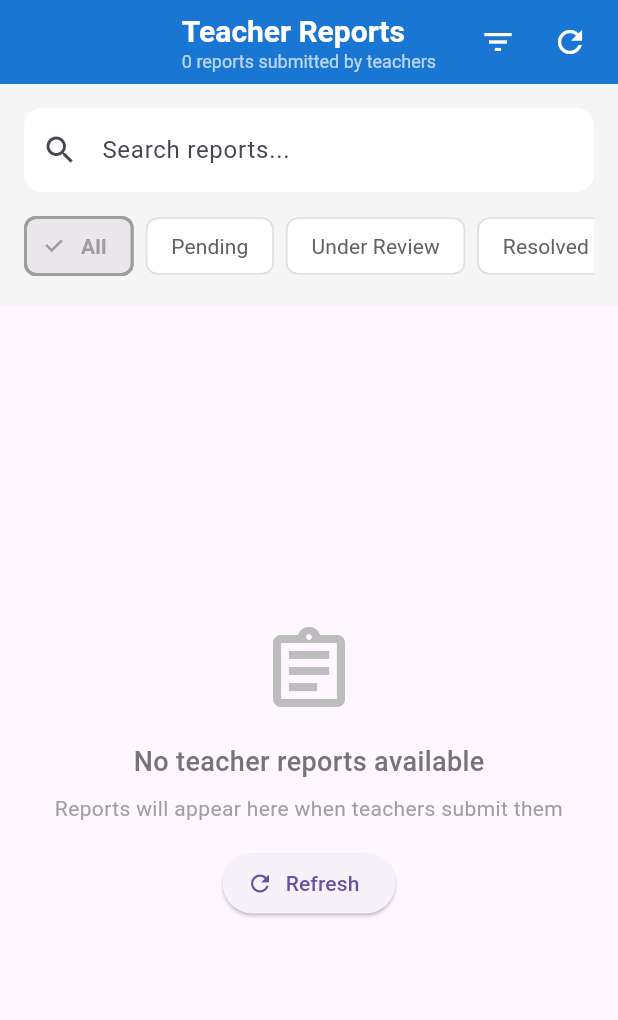
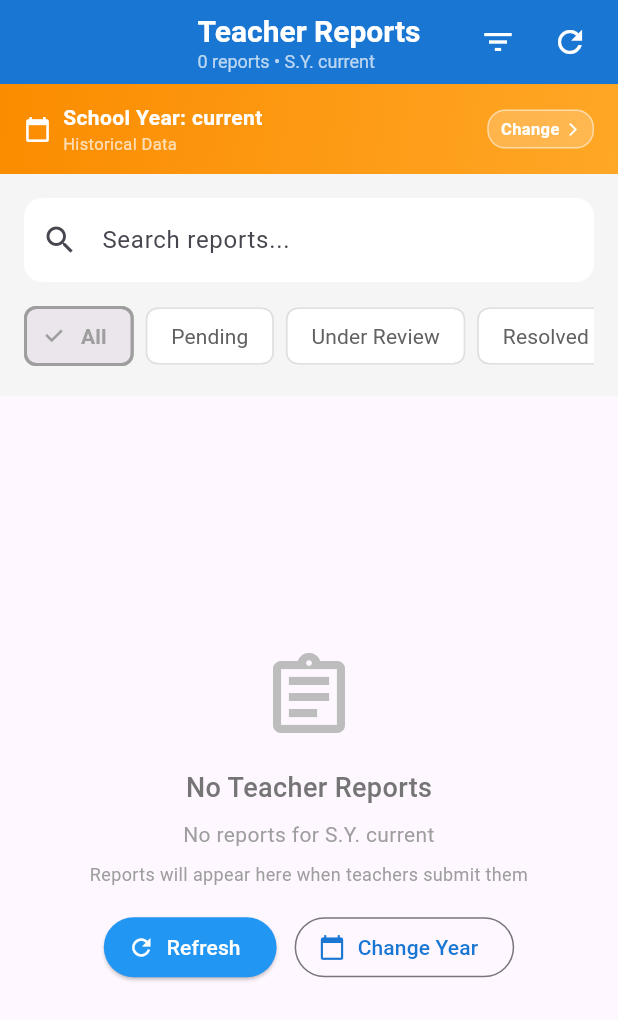
Before and after one commit to MarkJustine28/capstone, a Flutter app: the TeacherReportsPage screen opened by its route, on a phone screen of 412 x 824 dp. Shown: the top 1020 px of the screen. Run offline on Flutter 3.47's test engine with Material 3 defaults, Android fonts, the phone set to English and light mode, and no system bars; our stand-ins replace flutter_dotenv, shared_preferences; accounts and stored records are empty.

Commit message:
Add school year banner to Teacher Reports page
Updates:
- Added SchoolYearBanner widget at top of page
- Shows current school year filter prominently
- Updated AppBar subtitle to show report count and school year
- Updated empty state to show school year-specific messages
- Added 'Change Year' button in empty state to quickly switch years
- Improved empty state with contextual information

Teacher reports page now clearly shows which school year data is displayed.
Counselors can easily change the year filter from the banner or empty state.

```diff
--- a/lib/features/counselor/pages/teacher_reports_page.dart
+++ b/lib/features/counselor/pages/teacher_reports_page.dart
@@ -2,6 +2,8 @@ import 'package:flutter/material.dart';
 import 'package:provider/provider.dart';
 import 'package:intl/intl.dart';
 import '../../../providers/counselor_provider.dart';
+import '../../../widgets/school_year_banner.dart'; // ✅ ADD THIS IMPORT
+import '../../../config/routes.dart';
 
 class TeacherReportsPage extends StatefulWidget {
   const TeacherReportsPage({Key? key}) : super(key: key);
@@ -666,6 +668,7 @@ IconData _getStatusIcon(String status) {
       builder: (context, provider, child) {
         final filteredReports = _getFilteredReports();
         final isLoading = provider.isLoading;
+        final schoolYear = provider.selectedSchoolYear;
 
         return Scaffold(
           appBar: AppBar(
@@ -682,7 +685,7 @@ IconData _getStatusIcon(String status) {
                   ),
                 ),
                 Text(
-                  '${filteredReports.length} reports submitted by teachers',
+                  '${filteredReports.length} reports • S.Y. $schoolYear', // ✅ Added school year
                   style: const TextStyle(
                     color: Colors.white70,
                     fontSize: 12,
@@ -719,6 +722,9 @@ IconData _getStatusIcon(String status) {
           ),
           body: Column(
             children: [
+              // ✅ NEW: School Year Banner
+              const SchoolYearBanner(),
+
               // Search Bar
               Container(
                 padding: const EdgeInsets.all(16),
@@ -749,7 +755,7 @@ IconData _getStatusIcon(String status) {
                         children: [
                           _buildFilterChip('All', 'all', Colors.grey),
                           _buildFilterChip('Pending', 'pending', Colors.orange),
-                          _buildFilterChip('Under Review', 'under_review', Colors.blue),  // ✅ Changed
+                          _buildFilterChip('Under Review', 'under_review', Colors.blue),
                           _buildFilterChip('Resolved', 'resolved', Colors.green),
                           _buildFilterChip('Dismissed', 'dismissed', Colors.red),
                         ],
@@ -773,7 +779,7 @@ IconData _getStatusIcon(String status) {
                         ),
                       )
                     : filteredReports.isEmpty
-                        ? _buildEmptyState()
+                        ? _buildEmptyState(schoolYear) // ✅ Pass school year
                         : RefreshIndicator(
                             onRefresh: _fetchReports,
                             child: ListView.builder(
@@ -837,7 +843,7 @@ IconData _getStatusIcon(String status) {
     );
   }
 
-  Widget _buildEmptyState() {
+  Widget _buildEmptyState(String schoolYear) {
     return Center(
       child: Column(
         mainAxisAlignment: MainAxisAlignment.center,
@@ -847,7 +853,7 @@ IconData _getStatusIcon(String status) {
           Text(
             _searchQuery.isNotEmpty
                 ? 'No reports match your search'
-                : 'No teacher reports available',
+                : 'No Teacher Reports',
             style: TextStyle(
               fontSize: 18,
               color: Colors.grey.shade600,
@@ -856,15 +862,44 @@ IconData _getStatusIcon(String status) {
           ),
           const SizedBox(height: 8),
           Text(
-            "Reports will appear here when teachers submit them",
+            schoolYear == 'all'
+                ? 'No reports available across all years'
+                : 'No reports for S.Y. $schoolYear',
             style: TextStyle(color: Colors.grey.shade500),
             textAlign: TextAlign.center,
           ),
+          const SizedBox(height: 8),
+          Text(
+            "Reports will appear here when teachers submit them",
+            style: TextStyle(color: Colors.grey.shade500, fontSize: 12),
+            textAlign: TextAlign.center,
+          ),
           const SizedBox(height: 16),
-          ElevatedButton.icon(
-            onPressed: _fetchReports,
-            icon: const Icon(Icons.refresh),
-            label: const Text('Refresh'),
+          Row(
+            mainAxisAlignment: MainAxisAlignment.center,
+            children: [
+              ElevatedButton.icon(
+                onPressed: _fetchReports,
+                icon: const Icon(Icons.refresh),
+                label: const Text('Refresh'),
+                style: ElevatedButton.styleFrom(
+                  backgroundColor: Colors.blue,
+                  foregroundColor: Colors.white,
+                ),
+              ),
+              const SizedBox(width: 12),
+              if (schoolYear != 'all')
+                OutlinedButton.icon(
+                  onPressed: () {
+                    Navigator.pushNamed(context, AppRoutes.counselorSettings);
+                  },
+                  icon: const Icon(Icons.calendar_today),
+                  label: const Text('Change Year'),
+                  style: OutlinedButton.styleFrom(
+                    foregroundColor: Colors.blue.shade700,
+                  ),
+                ),
+            ],
           ),
         ],
       ),
```
